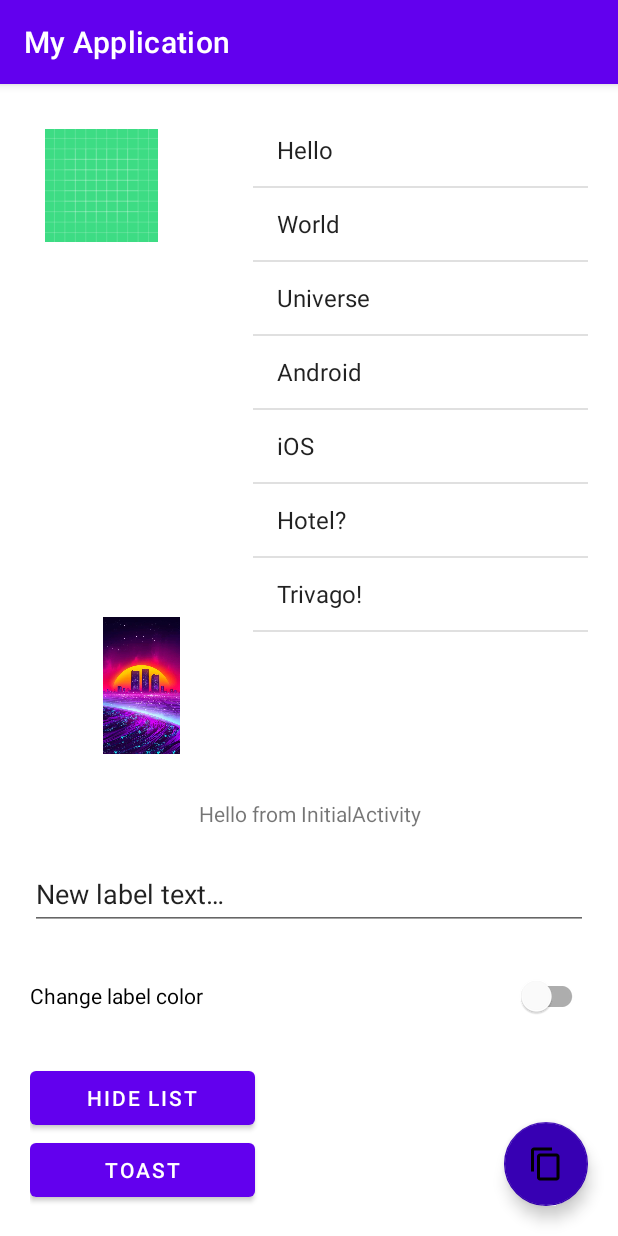
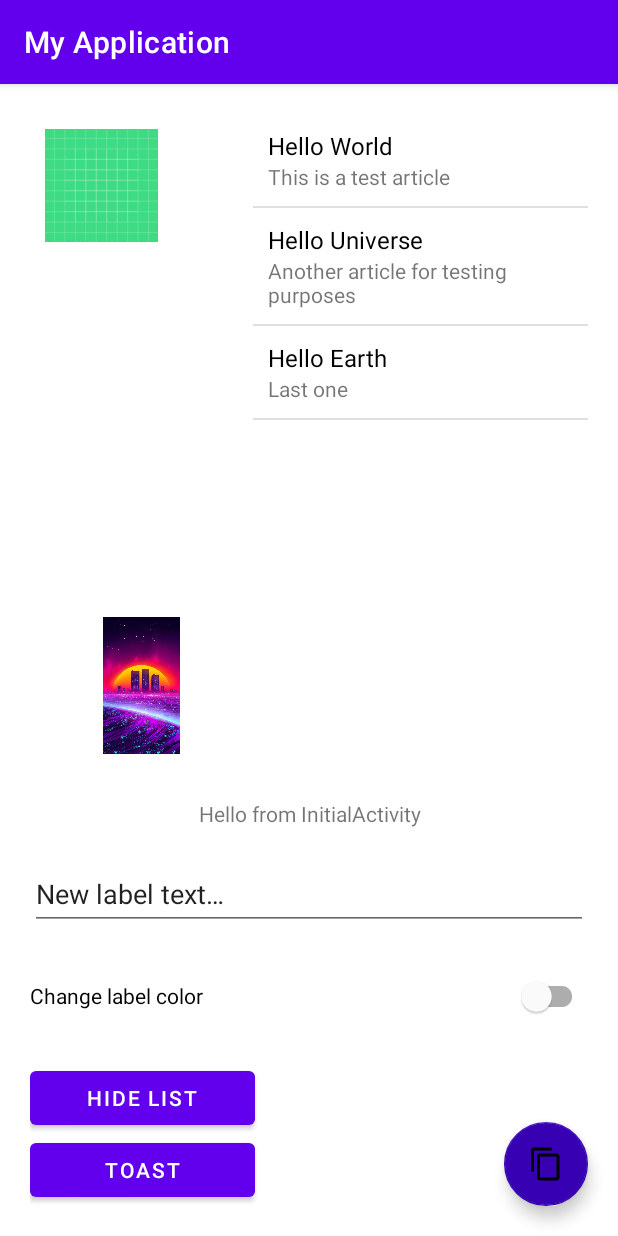
Before and after one commit to BakasaRus/mobile-development-project, an Android app: the screen it shows after launch (MainActivity), after a tap on "MAIN LAYOUT", on a phone screen of 412 x 824 dp. Run offline under Robolectric (Android 15) with nearby library versions, the phone set to English and light mode, and no system bars.

Commit message:
Add custom adapter for list view in main activity

```diff
--- a/app/src/main/java/ru/itmo/fitp/mobile/Article.kt
+++ b/app/src/main/java/ru/itmo/fitp/mobile/Article.kt
@@ -1,3 +1,13 @@
 package ru.itmo.fitp.mobile
 
-data class Article(val title: String, val description: String, val type: Category)
+data class Article(val title: String, val description: String, val type: Category) {
+    companion object {
+        fun dummyArticles(): ArrayList<Article> {
+            val result = ArrayList<Article>()
+            result.add(Article("Hello World", "This is a test article", Category.PROGRAMMING))
+            result.add(Article("Hello Universe", "Another article for testing purposes", Category.DATABASE))
+            result.add(Article("Hello Earth", "Last one", Category.ANALYTICS))
+            return result
+        }
+    }
+}
--- /dev/null
+++ b/app/src/main/java/ru/itmo/fitp/mobile/ArticlesAdapter.kt
@@ -0,0 +1,25 @@
+package ru.itmo.fitp.mobile
+
+import android.content.Context
+import android.view.LayoutInflater
+import android.view.View
+import android.view.ViewGroup
+import android.widget.ArrayAdapter
+import android.widget.TextView
+
+class ArticlesAdapter(context: Context, articles: ArrayList<Article>) :
+    ArrayAdapter<Article>(context, 0, articles) {
+
+    override fun getView(position: Int, convertView: View?, parent: ViewGroup): View {
+        val article = getItem(position)
+        val view: View = convertView ?: LayoutInflater.from(context).inflate(R.layout.item_article, parent, false)
+
+        val titleTextField = view.findViewById<TextView>(R.id.articleTitle)
+        val descTextField = view.findViewById<TextView>(R.id.articleDescription)
+
+        titleTextField.text = article?.title
+        descTextField.text = article?.description
+
+        return view
+    }
+}
--- a/app/src/main/java/ru/itmo/fitp/mobile/MainActivity.kt
+++ b/app/src/main/java/ru/itmo/fitp/mobile/MainActivity.kt
@@ -18,8 +18,7 @@ class MainActivity : AppCompatActivity() {
 
         val label = findViewById<TextView>(R.id.label)
         label.text = intent.getStringExtra("label")
-
-        val adapter = ArrayAdapter(this, android.R.layout.simple_list_item_1, resources.getStringArray(R.array.names))
+        val adapter = ArticlesAdapter(this, Article.dummyArticles())
         val listView = findViewById<ListView>(R.id.names_list)
         listView.adapter = adapter
 
--- /dev/null
+++ b/app/src/main/res/layout/item_article.xml
@@ -0,0 +1,19 @@
+<?xml version="1.0" encoding="utf-8"?>
+<LinearLayout xmlns:android="http://schemas.android.com/apk/res/android"
+    android:layout_width="match_parent"
+    android:layout_height="match_parent"
+    android:orientation="vertical"
+    android:padding="10dp">
+
+    <TextView
+        android:id="@+id/articleTitle"
+        android:layout_width="wrap_content"
+        android:layout_height="wrap_content"
+        android:textColor="@color/black"
+        android:textSize="16sp"/>
+
+    <TextView
+        android:id="@+id/articleDescription"
+        android:layout_width="wrap_content"
+        android:layout_height="wrap_content" />
+</LinearLayout>
```
